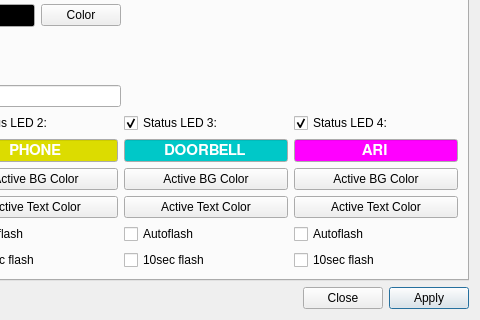
saschaludwig/OnAirScreen, file settings.ui: the form before one commit; both pictures show x 238 to 718 and y 203 to 523 of the 718 by 523 pixel window.
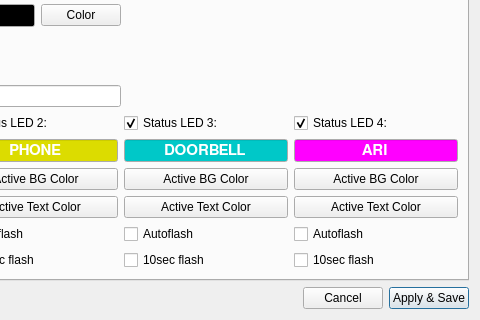
The form after the commit.

Commit message: Settings Dialog: save & restore of settings completed

What changed in the file:
```diff
--- a/settings.ui
+++ b/settings.ui
@@ -48,7 +48,7 @@
         <bool>true</bool>
        </property>
        <property name="text">
-        <string>Close</string>
+        <string>Cancel</string>
        </property>
       </widget>
      </item>
@@ -58,7 +58,7 @@
         <bool>true</bool>
        </property>
        <property name="text">
-        <string>Apply</string>
+        <string>Apply &amp;&amp; Save</string>
        </property>
        <property name="default">
         <bool>true</bool>
```
Left out of the diff: 53 changed lines with no effect on the pictures. The commit also changes 1 other file.
